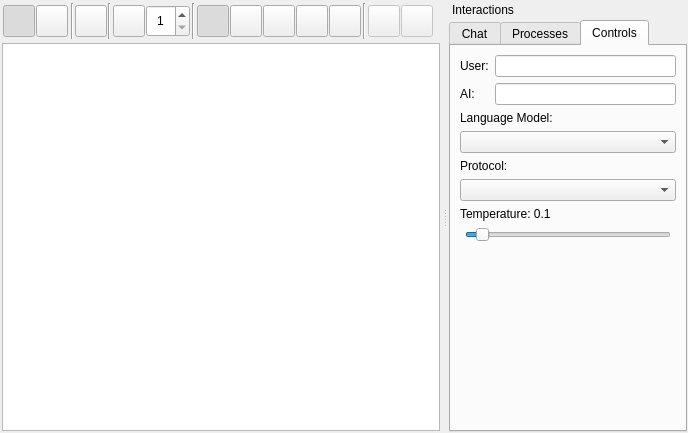
This is src/gui/omniverse_main.ui in mdb42/omniverse as Qt 5 draws it before an edit. The edited form follows.
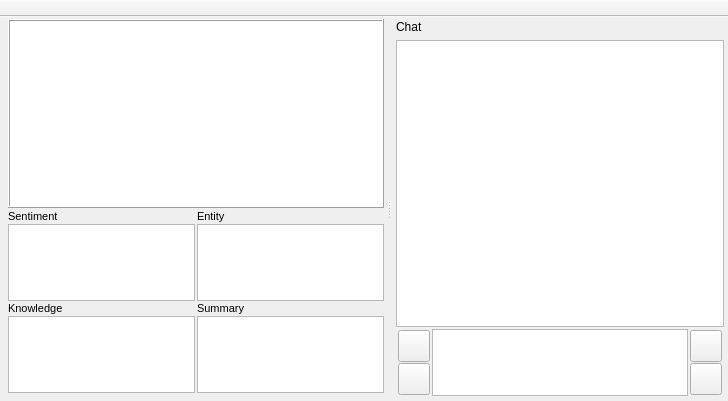
This is the edited form. The open tabs and pages were chosen to show the change. Custom widgets are drawn as their Qt base class.

Diff of the .ui file:
```diff
--- a/src/gui/omniverse_main.ui
+++ b/src/gui/omniverse_main.ui
@@ -6,8 +6,8 @@
    <rect>
     <x>0</x>
     <y>0</y>
-    <width>688</width>
-    <height>433</height>
+    <width>728</width>
+    <height>401</height>
    </rect>
   </property>
   <property name="windowTitle">
@@ -16,620 +16,227 @@
   <widget class="QWidget" name="centralwidget">
    <layout class="QGridLayout" name="gridLayout_2">
     <property name="leftMargin">
-     <number>1</number>
+     <number>0</number>
     </property>
     <property name="topMargin">
-     <number>1</number>
+     <number>0</number>
     </property>
     <property name="rightMargin">
-     <number>1</number>
+     <number>0</number>
     </property>
     <property name="bottomMargin">
-     <number>1</number>
+     <number>0</number>
     </property>
     <property name="spacing">
-     <number>1</number>
+     <number>0</number>
     </property>
-    <item row="1" column="0">
+    <item row="0" column="0">
      <layout class="QGridLayout" name="central_layout">
       <property name="leftMargin">
-       <number>1</number>
+       <number>0</number>
       </property>
       <property name="topMargin">
-       <number>1</number>
+       <number>0</number>
       </property>
       <property name="rightMargin">
-       <number>1</number>
+       <number>0</number>
       </property>
       <property name="bottomMargin">
-       <number>1</number>
+       <number>0</number>
       </property>
       <property name="spacing">
-       <number>1</number>
+       <number>0</number>
       </property>
-      <item row="1" column="0">
-       <widget class="MainGraphicsView" name="main_graphics_view"/>
+      <item row="0" column="0">
+       <widget class="QStackedWidget" name="centtral_stacked_widget">
+        <property name="currentIndex">
+         <number>0</number>
+        </property>
+        <widget class="QWidget" name="main_view_widget">
+         <layout class="QGridLayout" name="gridLayout_5">
+          <property name="leftMargin">
+           <number>2</number>
+          </property>
+          <property name="topMargin">
+           <number>2</number>
+          </property>
+          <property name="rightMargin">
+           <number>2</number>
+          </property>
+          <property name="bottomMargin">
+           <number>2</number>
+          </property>
+          <property name="spacing">
+           <number>0</number>
+          </property>
+          <item row="0" column="0">
+           <layout class="QGridLayout" name="main_view_layout">
+            <property name="spacing">
+             <number>0</number>
+            </property>
+            <item row="0" column="0">
+             <widget class="MainGraphicsView" name="main_graphics_view">
+              <property name="minimumSize">
+               <size>
+                <width>256</width>
+                <height>256</height>
+               </size>
+              </property>
+              <property name="frameShape">
+               <enum>QFrame::Box</enum>
+              </property>
+              <property name="frameShadow">
+               <enum>QFrame::Raised</enum>
+              </property>
+             </widget>
+            </item>
+           </layout>
+          </item>
+         </layout>
+        </widget>
+        <widget class="QWidget" name="code_view_widget">
+         <layout class="QGridLayout" name="gridLayout_8">
+          <property name="leftMargin">
+           <number>2</number>
+          </property>
+          <property name="topMargin">
+           <number>2</number>
+          </property>
+          <property name="rightMargin">
+           <number>2</number>
+          </property>
+          <property name="bottomMargin">
+           <number>2</number>
+          </property>
+          <property name="spacing">
+           <number>2</number>
+          </property>
+          <item row="0" column="0">
+           <layout class="QGridLayout" name="code_view_layout">
+            <item row="0" column="0">
+             <layout class="QVBoxLayout" name="verticalLayout" stretch="1,1">
+              <property name="leftMargin">
+               <number>6</number>
+              </property>
+              <item>
+               <widget class="CodeGraphicsView" name="code_graphics_view">
+                <property name="frameShape">
+                 <enum>QFrame::Box</enum>
+                </property>
+                <property name="frameShadow">
+                 <enum>QFrame::Raised</enum>
+                </property>
+                <property name="backgroundBrush">
+                 <brush brushstyle="NoBrush">
+                  <color alpha="255">
+                   <red>0</red>
+                   <green>0</green>
+                   <blue>0</blue>
+                  </color>
+                 </brush>
+                </property>
+                <property name="foregroundBrush">
+                 <brush brushstyle="NoBrush">
+                  <color alpha="255">
+                   <red>0</red>
+                   <green>0</green>
+                   <blue>0</blue>
+                  </color>
+                 </brush>
+                </property>
+               </widget>
+              </item>
+              <item>
+               <layout class="QGridLayout" name="gridLayout_4">
+                <property name="bottomMargin">
+                 <number>6</number>
+                </property>
+                <property name="verticalSpacing">
+                 <number>1</number>
+                </property>
+                <item row="1" column="0">
+                 <widget class="QTextBrowser" name="sentiment_browser"/>
+                </item>
+                <item row="0" column="1">
+                 <widget class="QLabel" name="entity_label">
+                  <property name="font">
+                   <font>
+                    <pointsize>8</pointsize>
+                   </font>
+                  </property>
+                  <property name="text">
+                   <string>Entity</string>
+                  </property>
+                 </widget>
+                </item>
+                <item row="2" column="0">
+                 <widget class="QLabel" name="knowledge_label">
+                  <property name="font">
+                   <font>
+                    <pointsize>8</pointsize>
+                   </font>
+                  </property>
+                  <property name="text">
+                   <string>Knowledge</string>
+                  </property>
+                 </widget>
+                </item>
+                <item row="0" column="0">
+                 <widget class="QLabel" name="sentiment_label">
+                  <property name="font">
+                   <font>
+                    <pointsize>8</pointsize>
+                   </font>
+                  </property>
+                  <property name="text">
+                   <string>Sentiment</string>
+                  </property>
+                 </widget>
+                </item>
+                <item row="1" column="1">
+                 <widget class="QTextBrowser" name="entity_browser"/>
+                </item>
+                <item row="3" column="0">
+                 <widget class="QTextBrowser" name="knowledge_browser"/>
+                </item>
+                <item row="2" column="1">
+                 <widget class="QLabel" name="summary_label">
+                  <property name="font">
+                   <font>
+                    <pointsize>8</pointsize>
+                   </font>
+                  </property>
+                  <property name="text">
+                   <string>Summary</string>
+                  </property>
+                 </widget>
+                </item>
+                <item row="3" column="1">
+                 <widget class="QTextBrowser" name="summary_browser"/>
+                </item>
+               </layout>
+              </item>
+             </layout>
+            </item>
+           </layout>
+          </item>
+         </layout>
+        </widget>
+       </widget>
       </item>
      </layout>
     </item>
-    <item row="0" column="0">
-     <widget class="QWidget" name="toolbar_widget" native="true">
-      <property name="sizePolicy">
-       <sizepolicy hsizetype="Expanding" vsizetype="Minimum">
-        <horstretch>0</horstretch>
-        <verstretch>0</verstretch>
-       </sizepolicy>
-      </property>
-      <property name="minimumSize">
-       <size>
-        <width>440</width>
-        <height>40</height>
-       </size>
-      </property>
-      <property name="maximumSize">
-       <size>
-        <width>1920</width>
-        <height>40</height>
-       </size>
-      </property>
-      <layout class="QHBoxLayout" name="toolbar_layout">
-       <property name="spacing">
-        <number>1</number>
-       </property>
-       <property name="leftMargin">
-        <number>1</number>
-       </property>
-       <property name="topMargin">
-        <number>1</number>
-       </property>
-       <property name="rightMargin">
-        <number>1</number>
-       </property>
-       <property name="bottomMargin">
-        <number>1</number>
-       </property>
-       <item>
-        <layout class="QHBoxLayout" name="mode_select_layout">
-         <property name="spacing">
-          <number>1</number>
-         </property>
-         <property name="leftMargin">
-          <number>1</number>
-         </property>
-         <property name="topMargin">
-          <number>1</number>
-         </property>
-         <property name="rightMargin">
-          <number>1</number>
-         </property>
-         <property name="bottomMargin">
-          <number>1</number>
-         </property>
-         <item>
-          <widget class="QPushButton" name="present_button">
-           <property name="sizePolicy">
-            <sizepolicy hsizetype="Fixed" vsizetype="Fixed">
-             <horstretch>0</horstretch>
-             <verstretch>0</verstretch>
-            </sizepolicy>
-           </property>
-           <property name="minimumSize">
-            <size>
-             <width>32</width>
-             <height>32</height>
-            </size>
-           </property>
-           <property name="maximumSize">
-            <size>
-             <width>32</width>
-             <height>32</height>
-            </size>
-           </property>
-           <property name="toolTip">
-            <string>Presentation Mode</string>
-           </property>
-           <property name="text">
-            <string/>
-           </property>
-           <property name="checkable">
-            <bool>true</bool>
-           </property>
-           <property name="checked">
-            <bool>true</bool>
-           </property>
-           <property name="autoExclusive">
-            <bool>true</bool>
-           </property>
-          </widget>
-         </item>
-         <item>
-          <widget class="QPushButton" name="draw_button">
-           <property name="sizePolicy">
-            <sizepolicy hsizetype="Fixed" vsizetype="Fixed">
-             <horstretch>0</horstretch>
-             <verstretch>0</verstretch>
-            </sizepolicy>
-           </property>
-           <property name="minimumSize">
-            <size>
-             <width>32</width>
-             <height>32</height>
-            </size>
-           </property>
-           <property name="maximumSize">
-            <size>
-             <width>32</width>
-             <height>32</height>
-            </size>
-           </property>
-           <property name="toolTip">
-            <string>Draw Mode</string>
-           </property>
-           <property name="text">
-            <string/>
-           </property>
-           <property name="checkable">
-            <bool>true</bool>
-           </property>
-           <property name="checked">
-            <bool>false</bool>
-           </property>
-           <property name="autoExclusive">
-            <bool>true</bool>
-           </property>
-          </widget>
-         </item>
-        </layout>
-       </item>
-       <item>
-        <widget class="DrawModeWidget" name="draw_mode_widget" native="true">
-         <layout class="QHBoxLayout" name="horizontalLayout_4">
-          <property name="spacing">
-           <number>1</number>
-          </property>
-          <property name="leftMargin">
-           <number>1</number>
-          </property>
-          <property name="topMargin">
-           <number>1</number>
-          </property>
-          <property name="rightMargin">
-           <number>1</number>
-          </property>
-          <property name="bottomMargin">
-           <number>1</number>
-          </property>
-          <item>
-           <widget class="Line" name="line">
-            <property name="orientation">
-             <enum>Qt::Vertical</enum>
-            </property>
-           </widget>
-          </item>
-          <item>
-           <widget class="QPushButton" name="clear_button">
-            <property name="sizePolicy">
-             <sizepolicy hsizetype="Fixed" vsizetype="Fixed">
-              <horstretch>0</horstretch>
-              <verstretch>0</verstretch>
-             </sizepolicy>
-            </property>
-            <property name="minimumSize">
-             <size>
-              <width>32</width>
-              <height>32</height>
-             </size>
-            </property>
-            <property name="maximumSize">
-             <size>
-              <width>32</width>
-              <height>32</height>
-             </size>
-            </property>
-            <property name="toolTip">
-             <string>Clear</string>
-            </property>
-            <property name="text">
-             <string/>
-            </property>
-           </widget>
-          </item>
-          <item>
-           <widget class="Line" name="line_1">
-            <property name="orientation">
-             <enum>Qt::Vertical</enum>
-            </property>
-           </widget>
-          </item>
-          <item>
-           <layout class="QHBoxLayout" name="tool_customization_layout">
-            <property name="spacing">
-             <number>1</number>
-            </property>
-            <property name="leftMargin">
-             <number>1</number>
-            </property>
-            <property name="topMargin">
-             <number>1</number>
-            </property>
-            <property name="rightMargin">
-             <number>1</number>
-            </property>
-            <property name="bottomMargin">
-             <number>1</number>
-            </property>
-            <item>
-             <widget class="ColorButton" name="stroke_color_button">
-              <property name="sizePolicy">
-               <sizepolicy hsizetype="Fixed" vsizetype="Fixed">
-                <horstretch>0</horstretch>
-                <verstretch>0</verstretch>
-               </sizepolicy>
-              </property>
-              <property name="minimumSize">
-               <size>
-                <width>32</width>
-                <height>32</height>
-               </size>
-              </property>
-              <property name="maximumSize">
-               <size>
-                <width>32</width>
-                <height>32</height>
-               </size>
-              </property>
-              <property name="toolTip">
-               <string>Stroke Color</string>
-              </property>
-              <property name="text">
-               <string/>
-              </property>
-             </widget>
-            </item>
-            <item>
-             <widget class="QSpinBox" name="stroke_width_spin_box">
-              <property name="minimumSize">
-               <size>
-                <width>44</width>
-                <height>32</height>
-               </size>
-              </property>
-              <property name="maximumSize">
-               <size>
-                <width>16777215</width>
-                <height>32</height>
-               </size>
-              </property>
-              <property name="toolTip">
-               <string>Stroke Width</string>
-              </property>
-              <property name="alignment">
-               <set>Qt::AlignCenter</set>
-              </property>
-              <property name="minimum">
-               <number>1</number>
-              </property>
-              <property name="maximum">
-               <number>9</number>
-              </property>
-              <property name="value">
-               <number>1</number>
-              </property>
-             </widget>
-            </item>
-           </layout>
-          </item>
-          <item>
-           <widget class="Line" name="line_2">
-            <property name="orientation">
-             <enum>Qt::Vertical</enum>
-            </property>
-           </widget>
-          </item>
-          <item>
-           <layout class="QHBoxLayout" name="draw_tool_layout">
-            <property name="spacing">
-             <number>1</number>
-            </property>
-            <property name="leftMargin">
-             <number>1</number>
-            </property>
-            <property name="topMargin">
-             <number>1</number>
-            </property>
-            <property name="rightMargin">
-             <number>1</number>
-            </property>
-            <property name="bottomMargin">
-             <number>1</number>
-            </property>
-            <item>
-             <widget class="QPushButton" name="pencil_button">
-              <property name="sizePolicy">
-               <sizepolicy hsizetype="Fixed" vsizetype="Fixed">
-                <horstretch>0</horstretch>
-                <verstretch>0</verstretch>
-               </sizepolicy>
-              </property>
-              <property name="minimumSize">
-               <size>
-                <width>32</width>
-                <height>32</height>
-               </size>
-              </property>
-              <property name="maximumSize">
-               <size>
-                <width>32</width>
-                <height>32</height>
-               </size>
-              </property>
-              <property name="toolTip">
-               <string>Pencil Tool</string>
-              </property>
-              <property name="text">
-               <string/>
-              </property>
-              <property name="checkable">
-               <bool>true</bool>
-              </property>
-              <property name="checked">
-               <bool>true</bool>
-              </property>
-              <property name="autoExclusive">
-               <bool>true</bool>
-              </property>
-             </widget>
-            </item>
-            <item>
-             <widget class="QPushButton" name="erase_button">
-              <property name="sizePolicy">
-               <sizepolicy hsizetype="Fixed" vsizetype="Fixed">
-                <horstretch>0</horstretch>
-                <verstretch>0</verstretch>
-               </sizepolicy>
-              </property>
-              <property name="minimumSize">
-               <size>
-                <width>32</width>
-                <height>32</height>
-               </size>
-              </property>
-              <property name="maximumSize">
-               <size>
-                <width>32</width>
-                <height>32</height>
-               </size>
-              </property>
-              <property name="toolTip">
-               <string>Eraser Tool</string>
-              </property>
-              <property name="text">
-               <string/>
-              </property>
-              <property name="checkable">
-               <bool>true</bool>
-              </property>
-              <property name="autoExclusive">
-               <bool>true</bool>
-              </property>
-             </widget>
-            </item>
-            <item>
-             <widget class="QPushButton" name="line_button">
-              <property name="minimumSize">
-               <size>
-                <width>32</width>
-                <height>32</height>
-               </size>
-              </property>
-              <property name="maximumSize">
-               <size>
-                <width>32</width>
-                <height>32</height>
-               </size>
-              </property>
-              <property name="toolTip">
-               <string>Line Tool</string>
-              </property>
-              <property name="text">
-               <string/>
-              </property>
-              <property name="checkable">
-               <bool>true</bool>
-              </property>
-              <property name="autoExclusive">
-               <bool>true</bool>
-              </property>
-             </widget>
-            </item>
-            <item>
-             <widget class="QPushButton" name="ellipse_button">
-              <property name="sizePolicy">
-               <sizepolicy hsizetype="Fixed" vsizetype="Fixed">
-                <horstretch>0</horstretch>
-                <verstretch>0</verstretch>
-               </sizepolicy>
-              </property>
-              <property name="minimumSize">
-               <size>
-                <width>32</width>
-                <height>32</height>
-               </size>
-              </property>
-              <property name="maximumSize">
-               <size>
-                <width>32</width>
-                <height>32</height>
-               </size>
-              </property>
-              <property name="toolTip">
-               <string>Ellipse Tool</string>
-              </property>
-              <property name="text">
-               <string/>
-              </property>
-              <property name="checkable">
-               <bool>true</bool>
-              </property>
-              <property name="autoExclusive">
-               <bool>true</bool>
-              </property>
-             </widget>
-            </item>
-            <item>
-             <widget class="QPushButton" name="rectangle_button">
-              <property name="sizePolicy">
-               <sizepolicy hsizetype="Fixed" vsizetype="Fixed">
-                <horstretch>0</horstretch>
-                <verstretch>0</verstretch>
-               </sizepolicy>
-              </property>
-              <property name="minimumSize">
-               <size>
-                <width>32</width>
-                <height>32</height>
-               </size>
-              </property>
-              <property name="maximumSize">
-               <size>
-                <width>32</width>
-                <height>32</height>
-               </size>
-              </property>
-              <property name="toolTip">
-               <string>Rectangle Tool</string>
-              </property>
-              <property name="text">
-               <string/>
-              </property>
-              <property name="checkable">
-               <bool>true</bool>
-              </property>
-              <property name="autoExclusive">
-               <bool>true</bool>
-              </property>
-             </widget>
-            </item>
-           </layout>
-          </item>
-          <item>
-           <widget class="Line" name="line_3">
-            <property name="orientation">
-             <enum>Qt::Vertical</enum>
-            </property>
-           </widget>
-          </item>
-          <item>
-           <layout class="QHBoxLayout" name="undo_redo_layout">
-            <property name="spacing">
-             <number>1</number>
-            </property>
-            <property name="leftMargin">
-             <number>1</number>
-            </property>
-            <property name="topMargin">
-             <number>1</number>
-            </property>
-            <property name="rightMargin">
-             <number>1</number>
-            </property>
-            <property name="bottomMargin">
-             <number>1</number>
-            </property>
-            <item>
-             <widget class="QPushButton" name="undo_button">
-              <property name="enabled">
-               <bool>false</bool>
-              </property>
-              <property name="sizePolicy">
-               <sizepolicy hsizetype="Fixed" vsizetype="Fixed">
-                <horstretch>0</horstretch>
-                <verstretch>0</verstretch>
-               </sizepolicy>
-              </property>
-              <property name="minimumSize">
-               <size>
-                <width>32</width>
-                <height>32</height>
-               </size>
-              </property>
-              <property name="maximumSize">
-               <size>
-                <width>32</width>
-                <height>32</height>
-               </size>
-              </property>
-              <property name="toolTip">
-               <string>Undo</string>
-              </property>
-              <property name="text">
-               <string/>
-              </property>
-             </widget>
-            </item>
-            <item>
-             <widget class="QPushButton" name="redo_button">
-              <property name="enabled">
-               <bool>false</bool>
-              </property>
-              <property name="sizePolicy">
-               <sizepolicy hsizetype="Fixed" vsizetype="Fixed">
-                <horstretch>0</horstretch>
-                <verstretch>0</verstretch>
-               </sizepolicy>
-              </property>
-              <property name="minimumSize">
-               <size>
-                <width>32</width>
-                <height>32</height>
-               </size>
-              </property>
-              <property name="maximumSize">
-               <size>
-                <width>32</width>
-                <height>32</height>
-               </size>
-              </property>
-              <property name="toolTip">
-               <string>Redo</string>
-              </property>
-              <property name="text">
-               <string/>
-              </property>
-             </widget>
-            </item>
-           </layout>
-          </item>
-         </layout>
-        </widget>
-       </item>
-       <item>
-        <spacer name="button_layout_spacer">
-         <property name="orientation">
-          <enum>Qt::Horizontal</enum>
-         </property>
-         <property name="sizeHint" stdset="0">
-          <size>
-           <width>40</width>
-           <height>20</height>
-          </size>
-         </property>
-        </spacer>
-       </item>
-      </layout>
-     </widget>
-    </item>
    </layout>
   </widget>
   <widget class="QDockWidget" name="interactions_dockable_widget">
    <property name="features">
-    <set>QDockWidget::NoDockWidgetFeatures</set>
+    <set>QDockWidget::DockWidgetMovable</set>
    </property>
    <property name="allowedAreas">
     <set>Qt::BottomDockWidgetArea|Qt::LeftDockWidgetArea|Qt::RightDockWidgetArea</set>
    </property>
    <property name="windowTitle">
-    <string>Interactions</string>
+    <string>Chat</string>
    </property>
    <attribute name="dockWidgetArea">
     <number>2</number>
@@ -651,32 +258,29 @@
      <property name="spacing">
       <number>1</number>
      </property>
-     <item row="0" column="1">
-      <widget class="QTabWidget" name="interactions_tab_widget">
+     <item row="0" column="0">
+      <widget class="QStackedWidget" name="chat_stacked_widget">
        <property name="currentIndex">
         <number>0</number>
        </property>
-       <widget class="QWidget" name="chat_tab">
-        <attribute name="title">
-         <string>Chat</string>
-        </attribute>
-        <layout class="QGridLayout" name="gridLayout_7">
+       <widget class="QWidget" name="chat_widget">
+        <layout class="QGridLayout" name="gridLayout_6">
          <property name="leftMargin">
-          <number>1</number>
+          <number>2</number>
          </property>
          <property name="topMargin">
-          <number>1</number>
+          <number>2</number>
          </property>
          <property name="rightMargin">
-          <number>1</number>
+          <number>2</number>
          </property>
          <property name="bottomMargin">
-          <number>1</number>
+          <number>2</number>
          </property>
          <property name="spacing">
-          <number>1</number>
+          <number>2</number>
          </property>
-         <item row="1" column="0">
+         <item row="0" column="0">
           <layout class="QGridLayout" name="chat_layout" rowstretch="10,1">
            <property name="leftMargin">
             <number>1</number>
@@ -693,23 +297,7 @@
            <property name="spacing">
             <number>1</number>
            </property>
-           <item row="0" column="0">
-            <widget class="QTextBrowser" name="response_text_browser">
-             <property name="sizePolicy">
-              <sizepolicy hsizetype="Expanding" vsizetype="Expanding">
-               <horstretch>0</horstretch>
-               <verstretch>2</verstretch>
-              </sizepolicy>
-             </property>
-             <property name="minimumSize">
-              <size>
-               <width>100</width>
-               <height>100</height>
-              </size>
-             </property>
-            </widget>
-           </item>
-           <item row="1" column="0">
+           <item row="1" column="1">
             <layout class="QHBoxLayout" name="chat_input_layout">
              <property name="spacing">
               <number>1</number>
@@ -912,205 +500,30 @@
              </item>
             </layout>
            </item>
-          </layout>
-         </item>
-        </layout>
-       </widget>
-       <widget class="QWidget" name="processes_tab">
-        <attribute name="title">
-         <string>Processes</string>
-        </attribute>
-        <layout class="QGridLayout" name="test_tab_layout" rowstretch="0">
-         <property name="leftMargin">
-          <number>1</number>
-         </property>
-         <property name="topMargin">
-          <number>1</number>
-         </property>
-         <property name="rightMargin">
-          <number>1</number>
-         </property>
-         <property name="bottomMargin">
-          <number>1</number>
-         </property>
-         <property name="spacing">
-          <number>1</number>
-         </property>
-         <item row="0" column="0">
-          <layout class="QGridLayout" name="processes_layout">
-           <item row="0" column="0">
-            <widget class="QLabel" name="sentiment_label">
-             <property name="text">
-              <string>Sentiment</string>
+           <item row="0" column="1">
+            <widget class="QTextBrowser" name="response_text_browser">
+             <property name="sizePolicy">
+              <sizepolicy hsizetype="Expanding" vsizetype="Expanding">
+               <horstretch>0</horstretch>
+               <verstretch>2</verstretch>
+              </sizepolicy>
              </property>
-            </widget>
-           </item>
-           <item row="1" column="0">
-            <widget class="QTextBrowser" name="sentiment_browser"/>
-           </item>
-           <item row="3" column="0">
-            <widget class="QTextBrowser" name="entity_browser"/>
-           </item>
-           <item row="4" column="0">
-            <widget class="QLabel" name="knowledge_label">
-             <property name="text">
-              <string>Knowledge</string>
+             <property name="minimumSize">
+              <size>
+               <width>100</width>
+               <height>100</height>
+              </size>
              </property>
             </widget>
            </item>
-           <item row="7" column="0">
-            <widget class="QTextBrowser" name="summary_browser"/>
-           </item>
-           <item row="2" column="0">
-            <widget class="QLabel" name="entity_label">
-             <property name="text">
-              <string>Entity</string>
-             </property>
-            </widget>
-           </item>
-           <item row="5" column="0">
-            <widget class="QTextBrowser" name="knowledge_browser"/>
-           </item>
-           <item row="6" column="0">
-            <widget class="QLabel" name="summary_label">
-             <property name="text">
-              <string>Summary</string>
-             </property>
-            </widget>
-           </item>
           </layout>
          </item>
         </layout>
        </widget>
-       <widget class="QWidget" name="controls_tab">
-        <attribute name="title">
-         <string>Controls</string>
-        </attribute>
+       <widget class="QWidget" name="page_2">
         <layout class="QGridLayout" name="gridLayout">
          <item row="0" column="0">
-          <layout class="QVBoxLayout" name="verticalLayout_4">
-           <item>
-            <layout class="QVBoxLayout" name="verticalLayout_5">
-             <item>
-              <layout class="QFormLayout" name="formLayout_2">
-               <item row="0" column="0">
-                <widget class="QLabel" name="user_name_label_2">
-                 <property name="text">
-                  <string>User:</string>
-                 </property>
-                </widget>
-               </item>
-               <item row="1" column="0">
-                <widget class="QLabel" name="ai_name_label_2">
-                 <property name="text">
-                  <string>AI:</string>
-                 </property>
-                </widget>
-               </item>
-               <item row="0" column="1">
-                <widget class="QLineEdit" name="user_name_line_edit_2"/>
-               </item>
-               <item row="1" column="1">
-                <widget class="QLineEdit" name="ai_name_line_edit_2"/>
-               </item>
-              </layout>
-             </item>
-             <item>
-              <widget class="QLabel" name="language_model_label_2">
-               <property name="text">
-                <string>Language Model:</string>
-               </property>
-              </widget>
-             </item>
-             <item>
-              <widget class="QComboBox" name="language_model_combo_box_2"/>
-             </item>
-             <item>
-              <widget class="QLabel" name="protocol_label_2">
-               <property name="text">
-                <string>Protocol:</string>
-               </property>
-              </widget>
-             </item>
-             <item>
-              <widget class="QComboBox" name="protocol_combo_box_2"/>
-             </item>
-             <item>
-              <layout class="QVBoxLayout" name="verticalLayout_6">
-               <item>
-                <widget class="QLabel" name="temperature_label_2">
-                 <property name="text">
-                  <string>Temperature: 0.1</string>
-                 </property>
-                </widget>
-               </item>
-               <item>
-                <layout class="QHBoxLayout" name="horizontalLayout">
-                 <item>
-                  <spacer name="horizontalSpacer">
-                   <property name="orientation">
-                    <enum>Qt::Horizontal</enum>
-                   </property>
-                   <property name="sizeType">
-                    <enum>QSizePolicy::Fixed</enum>
-                   </property>
-                   <property name="sizeHint" stdset="0">
-                    <size>
-                     <width>5</width>
-                     <height>5</height>
-                    </size>
-                   </property>
-                  </spacer>
-                 </item>
-                 <item>
-                  <widget class="QSlider" name="temperature_slider_2">
-                   <property name="maximum">
-                    <number>20</number>
-                   </property>
-                   <property name="value">
-                    <number>1</number>
-                   </property>
-                   <property name="orientation">
-                    <enum>Qt::Horizontal</enum>
-                   </property>
-                  </widget>
-                 </item>
-                 <item>
-                  <spacer name="horizontalSpacer_5">
-                   <property name="orientation">
-                    <enum>Qt::Horizontal</enum>
-                   </property>
-                   <property name="sizeType">
-                    <enum>QSizePolicy::Fixed</enum>
-                   </property>
-                   <property name="sizeHint" stdset="0">
-                    <size>
-                     <width>5</width>
-                     <height>5</height>
-                    </size>
-                   </property>
-                  </spacer>
-                 </item>
-                </layout>
-               </item>
-              </layout>
-             </item>
-            </layout>
-           </item>
-          </layout>
-         </item>
-         <item row="1" column="0">
-          <spacer name="verticalSpacer_3">
-           <property name="orientation">
-            <enum>Qt::Vertical</enum>
-           </property>
-           <property name="sizeHint" stdset="0">
-            <size>
-             <width>20</width>
-             <height>40</height>
-            </size>
-           </property>
-          </spacer>
+          <layout class="QVBoxLayout" name="verticalLayout_2"/>
          </item>
         </layout>
        </widget>
@@ -1119,6 +532,20 @@
     </layout>
    </widget>
   </widget>
+  <widget class="QToolBar" name="toolBar">
+   <property name="windowTitle">
+    <string>toolBar</string>
+   </property>
+   <property name="movable">
+    <bool>false</bool>
+   </property>
+   <attribute name="toolBarArea">
+    <enum>TopToolBarArea</enum>
+   </attribute>
+   <attribute name="toolBarBreak">
+    <bool>false</bool>
+   </attribute>
+  </widget>
   <action name="actionNew">
    <property name="text">
     <string>New</string>
@@ -1147,15 +574,9 @@
    <header location="global">src/gui/main_graphics_view.h</header>
   </customwidget>
   <customwidget>
-   <class>ColorButton</class>
-   <extends>QPushButton</extends>
-   <header location="global">src/gui/color_button.h</header>
-  </customwidget>
-  <customwidget>
-   <class>DrawModeWidget</class>
-   <extends>QWidget</extends>
-   <header location="global">src/gui/draw_mode_widget.h</header>
-   <container>1</container>
+   <class>CodeGraphicsView</class>
+   <extends>QGraphicsView</extends>
+   <header location="global">src/gui/code_graphics_view.h</header>
   </customwidget>
  </customwidgets>
  <resources/>
```
Left out of the diff: 8 changed lines with no effect on the pictures.
